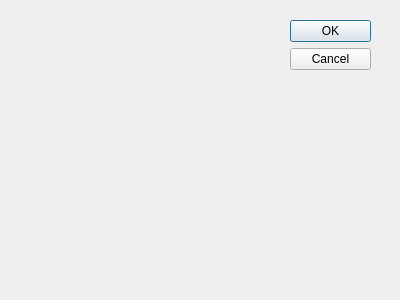
The window that pyqt4/ui/button.ui (wkown/pytest27) describes before a commit, drawn with Qt 5.
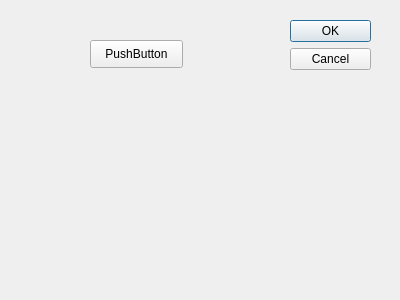
The same window after the commit.

Commit message: 测试pyQT功能。

Patch:
```diff
--- a/pyqt4/ui/button.ui
+++ b/pyqt4/ui/button.ui
@@ -29,6 +29,19 @@
     <set>QDialogButtonBox::Cancel|QDialogButtonBox::Ok</set>
    </property>
   </widget>
+  <widget class="QPushButton" name="pushButton">
+   <property name="geometry">
+    <rect>
+     <x>90</x>
+     <y>40</y>
+     <width>93</width>
+     <height>28</height>
+    </rect>
+   </property>
+   <property name="text">
+    <string>PushButton</string>
+   </property>
+  </widget>
  </widget>
  <resources/>
  <connections>
```
The commit also changes 1 other file.
